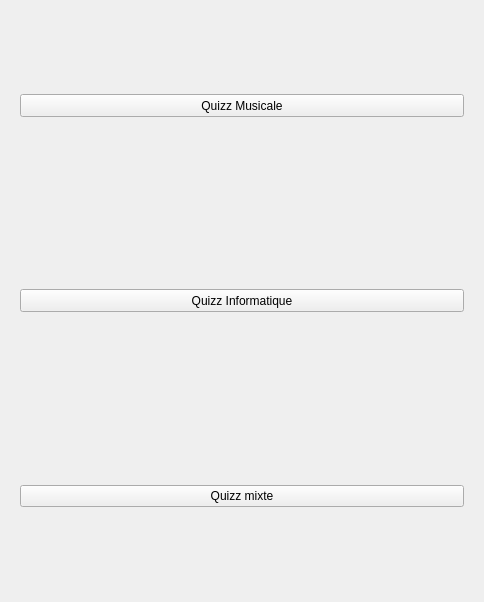
The window that Programmation/Application/Escape_Quiz_Projet_BTS/windowchoice.ui (BaptisteMagoni/Projet_escape_bts_7_quizz) describes before a commit, drawn with Qt 5.
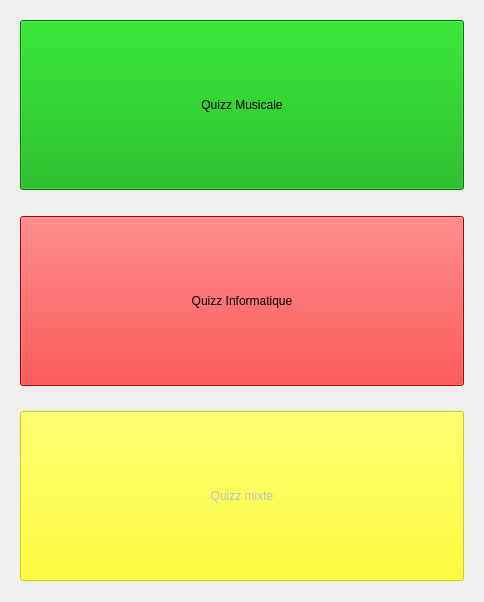
The same window after the commit.

```diff
--- a/Programmation/Application/Escape_Quiz_Projet_BTS/windowchoice.ui
+++ b/Programmation/Application/Escape_Quiz_Projet_BTS/windowchoice.ui
@@ -19,15 +19,57 @@
      <layout class="QHBoxLayout" name="horizontalLayout_2">
       <item>
        <widget class="QPushButton" name="pushButton_musicale">
+        <property name="enabled">
+         <bool>true</bool>
+        </property>
         <property name="minimumSize">
          <size>
           <width>0</width>
-          <height>23</height>
+          <height>170</height>
+         </size>
+        </property>
+        <property name="sizeIncrement">
+         <size>
+          <width>1000</width>
+          <height>1000</height>
+         </size>
+        </property>
+        <property name="baseSize">
+         <size>
+          <width>1000</width>
+          <height>10000</height>
          </size>
         </property>
         <property name="palette">
          <palette>
           <active>
+           <colorrole role="Button">
+            <brush brushstyle="SolidPattern">
+             <color alpha="255">
+              <red>0</red>
+              <green>170</green>
+              <blue>0</blue>
+             </color>
+            </brush>
+           </colorrole>
+           <colorrole role="Base">
+            <brush brushstyle="SolidPattern">
+             <color alpha="255">
+              <red>0</red>
+              <green>170</green>
+              <blue>0</blue>
+             </color>
+            </brush>
+           </colorrole>
+           <colorrole role="Window">
+            <brush brushstyle="SolidPattern">
+             <color alpha="255">
+              <red>0</red>
+              <green>170</green>
+              <blue>0</blue>
+             </color>
+            </brush>
+           </colorrole>
            <colorrole role="Highlight">
             <brush brushstyle="SolidPattern">
              <color alpha="255">
@@ -39,6 +81,33 @@
            </colorrole>
           </active>
           <inactive>
+           <colorrole role="Button">
+            <brush brushstyle="SolidPattern">
+             <color alpha="255">
+              <red>0</red>
+              <green>170</green>
+              <blue>0</blue>
+             </color>
+            </brush>
+           </colorrole>
+           <colorrole role="Base">
+            <brush brushstyle="SolidPattern">
+             <color alpha="255">
+              <red>0</red>
+              <green>170</green>
+              <blue>0</blue>
+             </color>
+            </brush>
+           </colorrole>
+           <colorrole role="Window">
+            <brush brushstyle="SolidPattern">
+             <color alpha="255">
+              <red>0</red>
+              <green>170</green>
+              <blue>0</blue>
+             </color>
+            </brush>
+           </colorrole>
            <colorrole role="Highlight">
             <brush brushstyle="SolidPattern">
              <color alpha="255">
@@ -50,6 +119,33 @@
            </colorrole>
           </inactive>
           <disabled>
+           <colorrole role="Button">
+            <brush brushstyle="SolidPattern">
+             <color alpha="255">
+              <red>0</red>
+              <green>170</green>
+              <blue>0</blue>
+             </color>
+            </brush>
+           </colorrole>
+           <colorrole role="Base">
+            <brush brushstyle="SolidPattern">
+             <color alpha="255">
+              <red>0</red>
+              <green>170</green>
+              <blue>0</blue>
+             </color>
+            </brush>
+           </colorrole>
+           <colorrole role="Window">
+            <brush brushstyle="SolidPattern">
+             <color alpha="255">
+              <red>0</red>
+              <green>170</green>
+              <blue>0</blue>
+             </color>
+            </brush>
+           </colorrole>
            <colorrole role="Highlight">
             <brush brushstyle="SolidPattern">
              <color alpha="255">
@@ -62,6 +158,9 @@
           </disabled>
          </palette>
         </property>
+        <property name="styleSheet">
+         <string notr="true">background-color: rgb(0, 170, 0)</string>
+        </property>
         <property name="text">
          <string>Quizz Musicale</string>
         </property>
@@ -78,9 +177,12 @@
         <property name="minimumSize">
          <size>
           <width>0</width>
-          <height>23</height>
+          <height>170</height>
          </size>
         </property>
+        <property name="styleSheet">
+         <string notr="true">background-color: rgb(255, 0, 0)</string>
+        </property>
         <property name="text">
          <string>Quizz Informatique</string>
         </property>
@@ -94,6 +196,18 @@
      <layout class="QHBoxLayout" name="horizontalLayout">
       <item>
        <widget class="QPushButton" name="pushButton_mixte">
+        <property name="enabled">
+         <bool>false</bool>
+        </property>
+        <property name="minimumSize">
+         <size>
+          <width>0</width>
+          <height>170</height>
+         </size>
+        </property>
+        <property name="styleSheet">
+         <string notr="true">background-color: rgb(255, 255, 0)</string>
+        </property>
         <property name="text">
          <string>Quizz mixte</string>
         </property>
```
